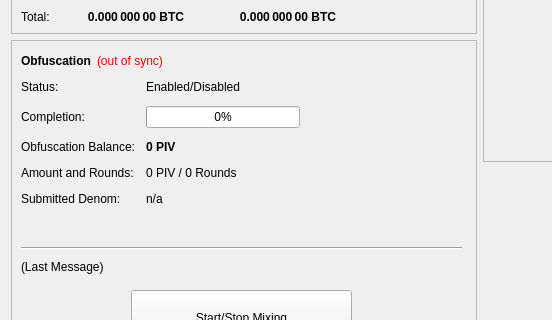
This is src/qt/forms/overviewpage.ui in CryptoCoderz/Azzure as Qt 5 draws it before an edit; both pictures show x 0 to 552 and y 182 to 502 of the 960 by 615 pixel window. The edited form follows.
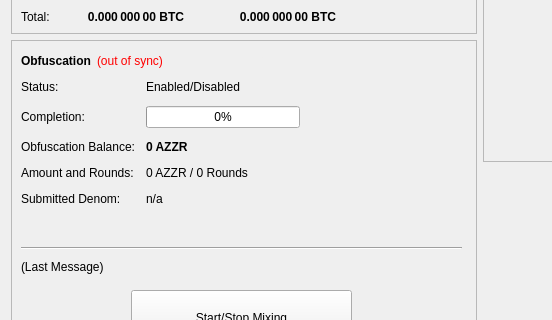
This is the edited form.

```diff
--- a/src/qt/forms/overviewpage.ui
+++ b/src/qt/forms/overviewpage.ui
@@ -474,7 +474,7 @@
               </font>
              </property>
              <property name="text">
-              <string notr="true">0 PIV</string>
+              <string notr="true">0 AZZR</string>
              </property>
             </widget>
            </item>
@@ -488,7 +488,7 @@
            <item row="3" column="1">
             <widget class="QLabel" name="labelAmountRounds">
              <property name="text">
-              <string>0 PIV / 0 Rounds</string>
+              <string>0 AZZR / 0 Rounds</string>
              </property>
             </widget>
            </item>
```
